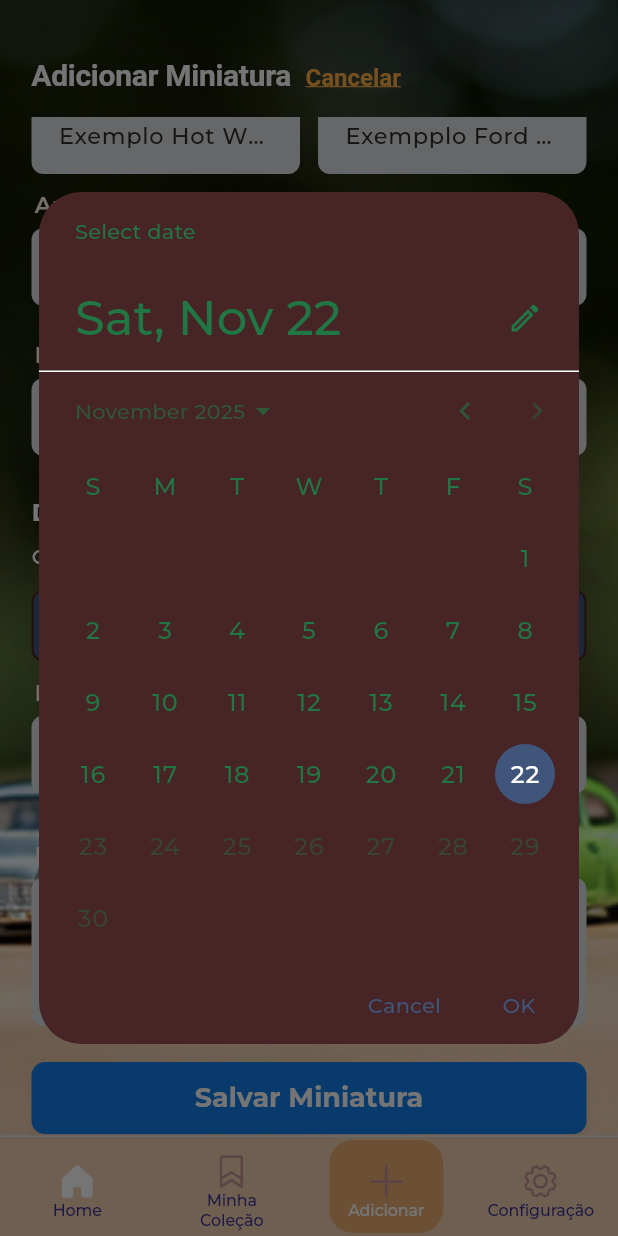
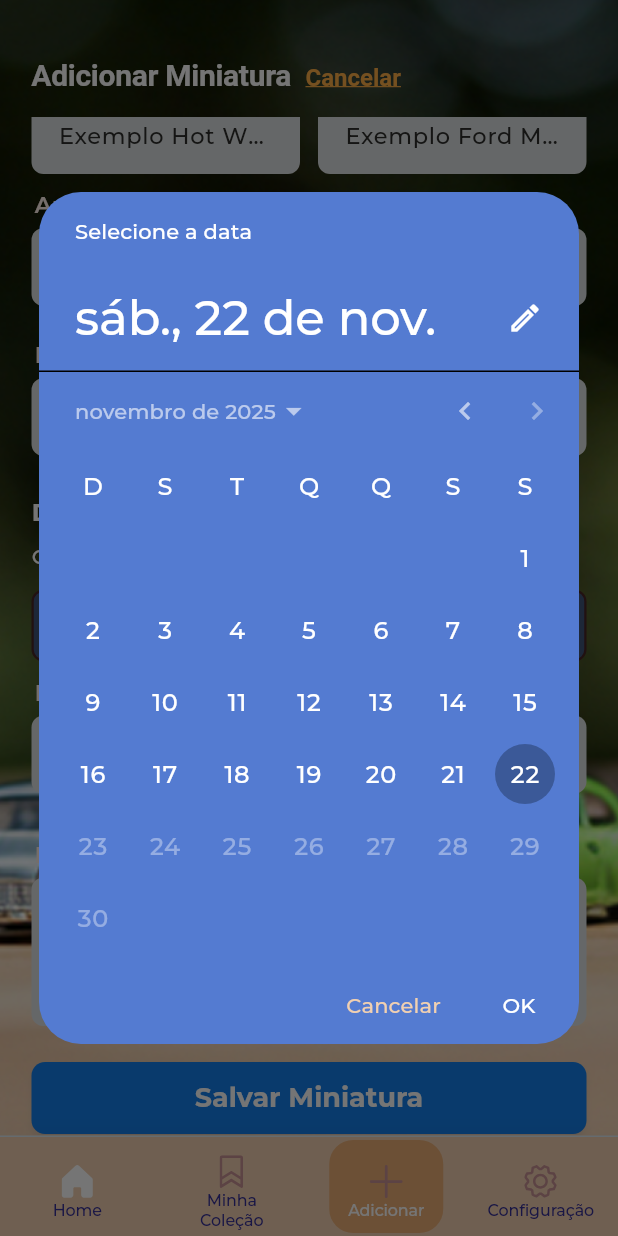
Before and after one commit to caneto/Catalago_colecionadores, a Flutter app: the AddCarColection screen opened by its route, scrolled down 355 dp, after a tap on "dd/MM/aaaa", on a phone screen of 412 x 824 dp. Run offline on Flutter 3.47's test engine with Material 3 defaults, Android fonts, the light colour scheme and no system bars; our stand-ins replace camera, flutter_expandable_fab, flutter_svg, signals_flutter, top_snackbar_flutter; missing offline and left inert: validatorless; project files that could hold a hidden picture were left out.

Commit message:
Finalizando o Add_car_colection

```diff
--- a/lib/colecao_main_app.dart
+++ b/lib/colecao_main_app.dart
@@ -1,4 +1,4 @@
-import 'package:catalago_colecionadores/src/ui/add_car/add_car_colection.dart';
+import 'package:catalago_colecionadores/src/ui/core/add_car/add_car_colection.dart';
 import 'package:catalago_colecionadores/src/ui/core/theme/catalago_colecionador_theme.dart';
 import 'package:catalago_colecionadores/src/ui/home/miniaturas_home.dart';
 import 'package:catalago_colecionadores/src/ui/login/login_page.dart';
@@ -7,6 +7,7 @@ import 'package:catalago_colecionadores/src/ui/registro/register_page.dart';
 import 'package:catalago_colecionadores/src/ui/splash/splash_screen.dart';
 import 'package:catalago_colecionadores/src/ui/start/start_screen.dart';
 import 'package:flutter/material.dart';
+import 'package:flutter_localizations/flutter_localizations.dart';
 
 import 'global.dart';
 
@@ -19,6 +20,15 @@ class ColecaoMainApp extends StatelessWidget {
       debugShowCheckedModeBanner: false,
       scaffoldMessengerKey: scaffoldMessengerKey,
       title: 'Minha Coleção',
+      localizationsDelegates: const [
+        GlobalMaterialLocalizations.delegate,
+        GlobalWidgetsLocalizations.delegate,
+        GlobalCupertinoLocalizations
+            .delegate, // Adicione este delegado para iOS
+      ],
+      supportedLocales: const [
+        Locale('pt', 'BR'), // Defina o suporte para português do Brasil
+      ],
       theme: CatalagoColecionadorTheme.lightTheme,
       darkTheme: CatalagoColecionadorTheme.darkTheme,
       navigatorKey: navKey,
--- a/lib/src/ui/add_car/add_car_colection.dart
+++ b/lib/src/ui/core/add_car/add_car_colection.dart
@@ -341,7 +341,7 @@ class _AddCarColectionForm extends StatelessWidget {
             child: TextFormField(
               controller: nomeMiniaturaController,
               style: CatalagoColecionadorTheme.textBold.copyWith(
-                color: CatalagoColecionadorTheme.textDescriptColor,
+                color: CatalagoColecionadorTheme.blackClaroColor,
                 fontSize: 15,
                 fontWeight: FontWeight.w500,
               ),
@@ -364,7 +364,7 @@ class _AddCarColectionForm extends StatelessWidget {
                   child: TextFormField(
                     controller: marcaController,
                     style: CatalagoColecionadorTheme.textBold.copyWith(
-                      color: CatalagoColecionadorTheme.textDescriptColor,
+                      color: CatalagoColecionadorTheme.blackClaroColor,
                       fontSize: 15,
                       fontWeight: FontWeight.w500,
                     ),
@@ -385,13 +385,13 @@ class _AddCarColectionForm extends StatelessWidget {
                   child: TextFormField(
                     controller: modeloController,
                     style: CatalagoColecionadorTheme.textBold.copyWith(
-                      color: CatalagoColecionadorTheme.textDescriptColor,
+                      color: CatalagoColecionadorTheme.blackClaroColor,
                       fontSize: 15,
                       fontWeight: FontWeight.w500,
                     ),
                     decoration:
                         CatalagoColecionadorTheme.inputDecorationAddCard(
-                          hintText: 'Exempplo Ford Mustang',
+                          hintText: 'Exemplo Ford Mustang',
                           colorSide: CatalagoColecionadorTheme.textMainAccent,
                         ),
                     validator: (v) =>
@@ -407,7 +407,7 @@ class _AddCarColectionForm extends StatelessWidget {
             child: TextFormField(
               controller: anoFabricacaoController,
               style: CatalagoColecionadorTheme.textBold.copyWith(
-                color: CatalagoColecionadorTheme.textDescriptColor,
+                color: CatalagoColecionadorTheme.blackClaroColor,
                 fontSize: 15,
                 fontWeight: FontWeight.w500,
               ),
@@ -428,7 +428,7 @@ class _AddCarColectionForm extends StatelessWidget {
             child: TextFormField(
               controller: escalaController,
               style: CatalagoColecionadorTheme.textBold.copyWith(
-                color: CatalagoColecionadorTheme.textDescriptColor,
+                color: CatalagoColecionadorTheme.blackClaroColor,
                 fontSize: 15,
                 fontWeight: FontWeight.w500,
               ),
@@ -496,14 +496,28 @@ class _AddCarColectionForm extends StatelessWidget {
                         initialDate: DateTime.now(),
                         firstDate: DateTime(1950),
                         lastDate: DateTime.now(),
+                        locale: const Locale("pt", "BR"),
                         builder: (context, child) {
                           return Theme(
                             data: Theme.of(context).copyWith(
-                              colorScheme: ColorScheme.dark(
-                                primary: CatalagoColecionadorTheme.bgInput,
+                              colorScheme: ColorScheme.light(
+                                primary: CatalagoColecionadorTheme.blueFaceBook,
                                 onPrimary: Colors.white,
-                                surface: _bgInput,
-                                onSurface: CatalagoColecionadorTheme.textMain,
+                                surface:
+                                    CatalagoColecionadorTheme.cardCategyColor,
+                                onSurface: CatalagoColecionadorTheme.whiteColor,
+                              ),
+                              datePickerTheme: DatePickerThemeData(
+                                cancelButtonStyle: ButtonStyle(
+                                  foregroundColor: WidgetStateProperty.all(
+                                    CatalagoColecionadorTheme.navBarBackkgroundColor,
+                                  ), // Cor do botão Cancelar
+                                ),
+                                confirmButtonStyle: ButtonStyle(
+                                  foregroundColor: WidgetStateProperty.all(
+                                    CatalagoColecionadorTheme.whiteColor,
+                                  ), // Cor do botão Ok
+                                ),
                               ),
                             ),
                             child: child!,
@@ -519,7 +533,7 @@ class _AddCarColectionForm extends StatelessWidget {
                       controller: dataAquizicaoController,
                       enabled: false,
                       style: CatalagoColecionadorTheme.textBold.copyWith(
-                        color: CatalagoColecionadorTheme.textDescriptColor,
+                        color: CatalagoColecionadorTheme.blackClaroColor,
                         fontSize: 15,
                         fontWeight: FontWeight.w500,
                       ),
@@ -545,14 +559,15 @@ class _AddCarColectionForm extends StatelessWidget {
                   child: TextFormField(
                     controller: precoPagoController,
                     style: CatalagoColecionadorTheme.textBold.copyWith(
-                      color: CatalagoColecionadorTheme.textDescriptColor,
+                      color: CatalagoColecionadorTheme.blackClaroColor,
                       fontSize: 15,
                       fontWeight: FontWeight.w500,
                     ),
-                    decoration: CatalagoColecionadorTheme.inputDecorationAddCard(
-                      hintText: 'Exemplo R\$ 19,99',
-                      colorSide: CatalagoColecionadorTheme.textMainAccent,
-                    ),
+                    decoration:
+                        CatalagoColecionadorTheme.inputDecorationAddCard(
+                          hintText: 'Exemplo R\$ 19,99',
+                          colorSide: CatalagoColecionadorTheme.textMainAccent,
+                        ),
                     keyboardType: TextInputType.number,
                     validator: (v) =>
                         (v?.trim().isEmpty ?? true) ? 'Ano exigido' : null,
@@ -570,7 +585,7 @@ class _AddCarColectionForm extends StatelessWidget {
               minLines: 2,
               maxLines: 5,
               style: CatalagoColecionadorTheme.textBold.copyWith(
-                color: CatalagoColecionadorTheme.textDescriptColor,
+                color: CatalagoColecionadorTheme.blackClaroColor,
                 fontSize: 15,
                 fontWeight: FontWeight.w500,
               ),
--- a/pubspec.yaml
+++ b/pubspec.yaml
@@ -29,6 +29,8 @@ environment:
 # versions available, run `flutter pub outdated`.
 dependencies:
   flutter:
+    sdk: flutter
+  flutter_localizations:
     sdk: flutter
 
   # The following adds the Cupertino Icons font to your application.
```
Also changed, not shown: pubspec.lock.
